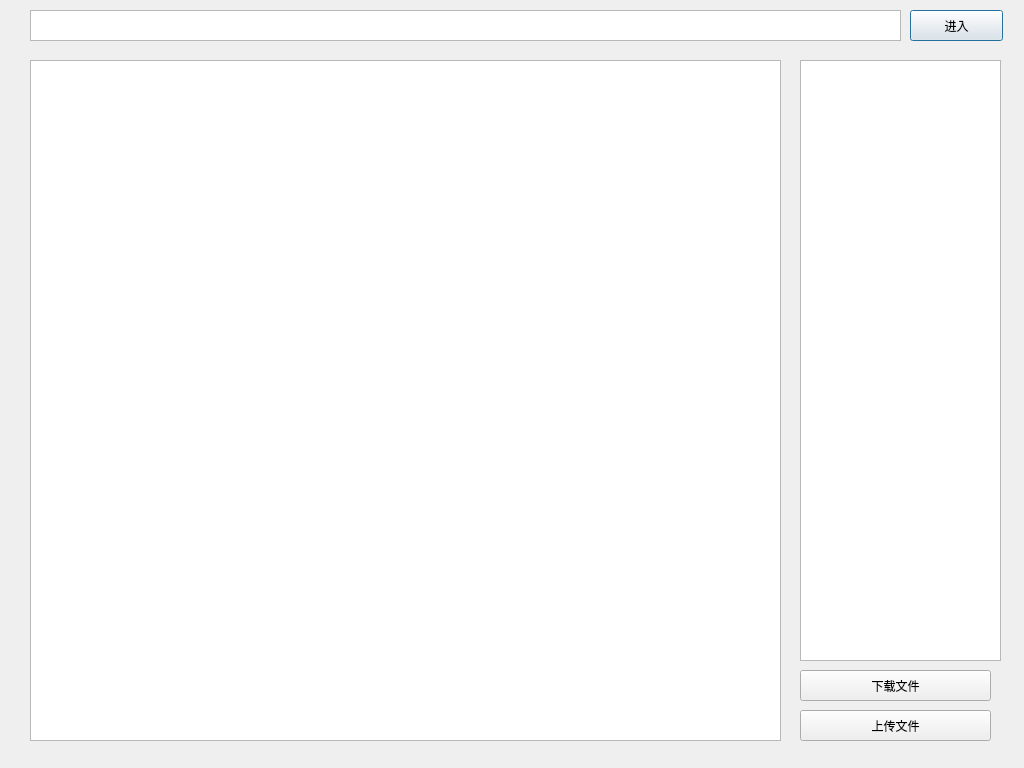
SmileDreamer/db_proj_final, file gui/main_window.ui: the form before one commit.
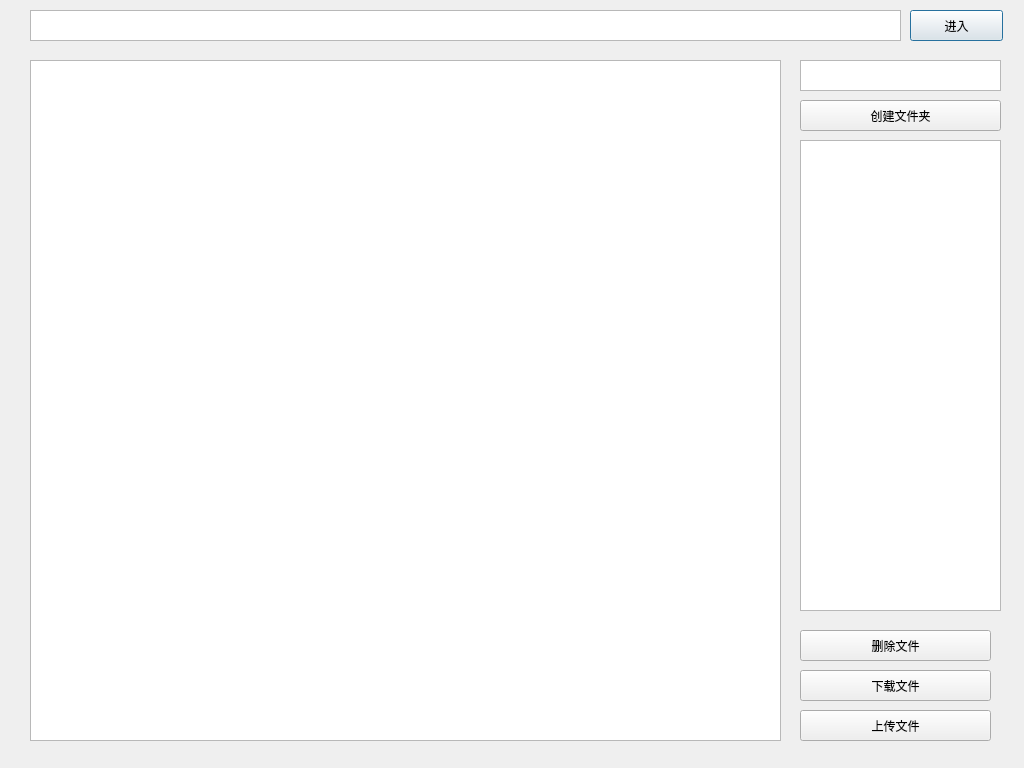
The form after the commit.

Commit message: create directory

The edit to the form file:
```diff
--- a/gui/main_window.ui
+++ b/gui/main_window.ui
@@ -56,9 +56,9 @@
    <property name="geometry">
     <rect>
      <x>800</x>
-     <y>60</y>
+     <y>140</y>
      <width>201</width>
-     <height>601</height>
+     <height>471</height>
     </rect>
    </property>
   </widget>
@@ -88,6 +88,45 @@
     <string>上传文件</string>
    </property>
   </widget>
+  <widget class="QTextEdit" name="textEdit_3">
+   <property name="geometry">
+    <rect>
+     <x>800</x>
+     <y>60</y>
+     <width>201</width>
+     <height>31</height>
+    </rect>
+   </property>
+   <property name="whatsThis">
+    <string>&lt;html&gt;&lt;head/&gt;&lt;body&gt;&lt;p&gt;目录&lt;/p&gt;&lt;/body&gt;&lt;/html&gt;</string>
+   </property>
+  </widget>
+  <widget class="QPushButton" name="pushButton_4">
+   <property name="geometry">
+    <rect>
+     <x>800</x>
+     <y>100</y>
+     <width>201</width>
+     <height>31</height>
+    </rect>
+   </property>
+   <property name="text">
+    <string>创建文件夹</string>
+   </property>
+  </widget>
+  <widget class="QPushButton" name="pushButton_5">
+   <property name="geometry">
+    <rect>
+     <x>800</x>
+     <y>630</y>
+     <width>191</width>
+     <height>31</height>
+    </rect>
+   </property>
+   <property name="text">
+    <string>删除文件</string>
+   </property>
+  </widget>
  </widget>
  <resources/>
  <connections/>
```
The commit also changes 2 other files.
